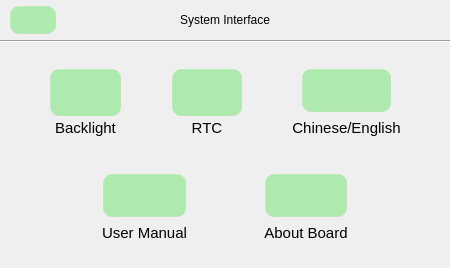
Qt form sys_setting.ui (jizizihe/baijie_demo) before a commit.
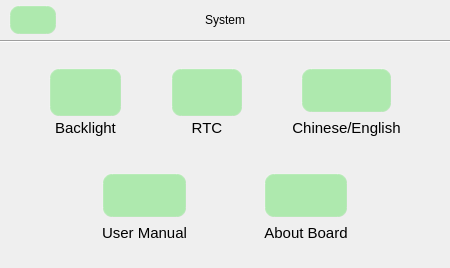
The same form after that commit. Icons and pictures are not drawn.

```diff
--- a/sys_setting.ui
+++ b/sys_setting.ui
@@ -805,7 +805,7 @@
      <item>
       <widget class="QLabel" name="label">
        <property name="text">
-        <string>System Interface</string>
+        <string>System</string>
        </property>
        <property name="alignment">
         <set>Qt::AlignCenter</set>
```
